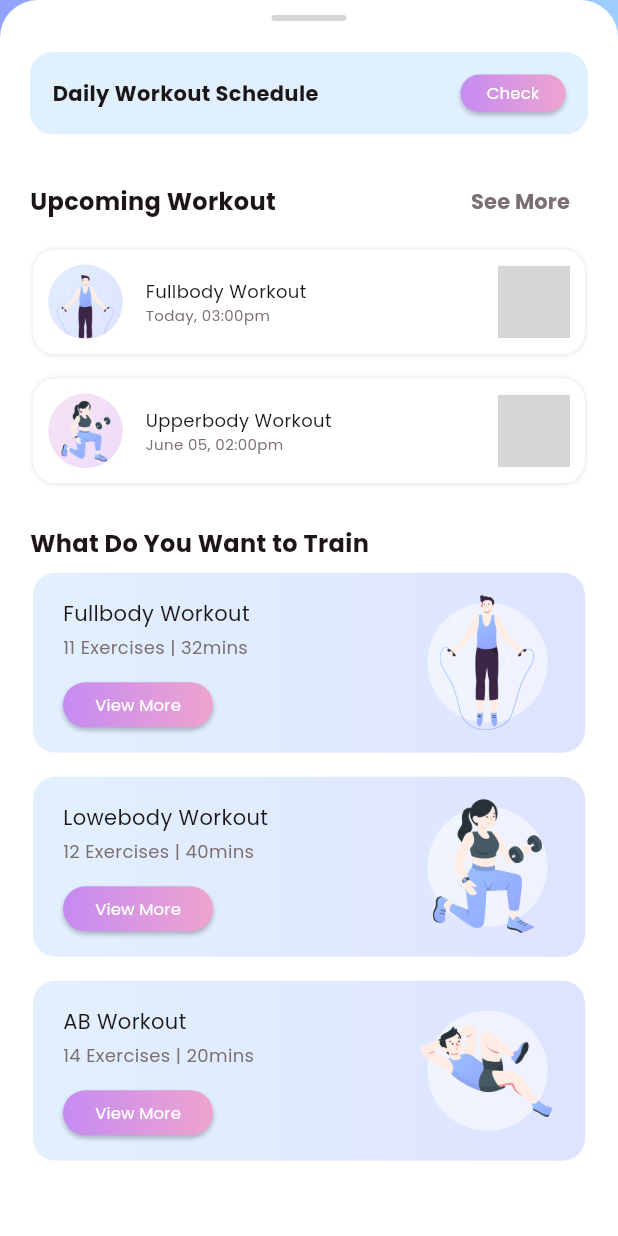
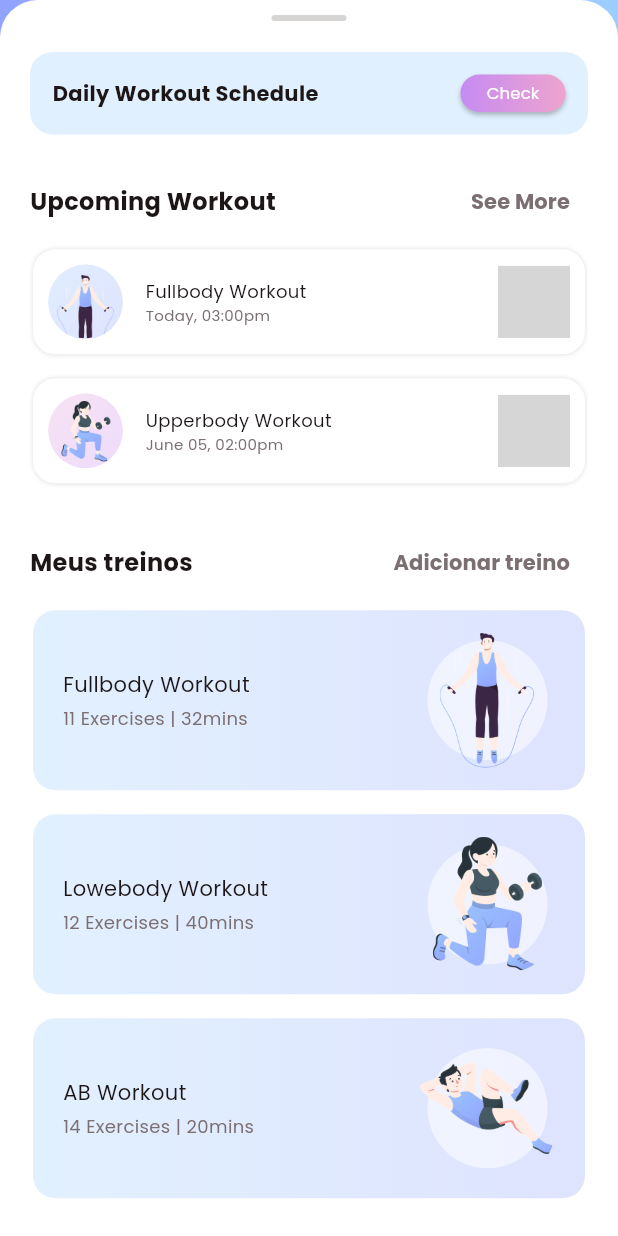
Before and after one commit to JoaoVictorCarvalho-DEV/FitnessApp, a Flutter app: the ActivityScreen screen opened directly, scrolled down 229 dp, on a phone screen of 412 x 824 dp. Run offline on Flutter 3.47's test engine with Material 3 defaults, Android fonts, the light colour scheme and no system bars; drawn by our look-alikes of fl_chart; our stand-ins replace animated_toggle_switch, carousel_slider, readmore, scrollable_positioned_list, simple_circular_progress_bar; missing offline and left inert: dotted_dashed_line, simple_animation_progress_bar; key blocks and very long unbroken strings in the code were emptied for the run; grey boxes are pictures that could not be loaded.

Commit message:
style: criacao de meus_treinos_row widget

```diff
--- a/lib/view/activity/activity_screen.dart
+++ b/lib/view/activity/activity_screen.dart
@@ -1,6 +1,7 @@
 import 'package:myfitapp/utils/app_colors.dart';
 import 'package:myfitapp/view/activity/widgets/upcoming_workout_row.dart';
 import 'package:myfitapp/view/activity/widgets/what_train_row.dart';
+import 'package:myfitapp/view/activity/widgets/meus_treinos_row.dart';
 import 'package:fl_chart/fl_chart.dart';
 import 'package:flutter/material.dart';
 
@@ -307,6 +308,48 @@ class _ActivityScreenState extends State<ActivityScreen> {
                     mainAxisAlignment: MainAxisAlignment.spaceBetween,
                     children: [
                       Text(
+                        "Meus treinos",
+                        style: TextStyle(
+                          color: AppColors.blackColor,
+                          fontSize: 16,
+                          fontWeight: FontWeight.w700,
+                        ),
+                      ),
+                      TextButton(
+                        onPressed: () {
+                          print('Adicionar treino agora...');
+                        },
+                        child: Text(
+                          "Adicionar treino",
+                          style: TextStyle(
+                            color: AppColors.grayColor,
+                            fontSize: 14,
+                            fontWeight: FontWeight.w700,
+                          ),
+                        ),
+                      ),
+                    ],
+                  ),
+                  ListView.builder(
+                    padding: EdgeInsets.zero,
+                    physics: const NeverScrollableScrollPhysics(),
+                    shrinkWrap: true,
+                    itemCount: whatArr.length,
+                    itemBuilder: (context, index) {
+                      var wObj = whatArr[index] as Map? ?? {};
+                      return InkWell(
+                        onTap: () {
+                          print('Levar para a área interna do treino');
+                        },
+                        child: MeusTreinosRow(wObj: wObj),
+                      );
+                    },
+                  ),
+                  SizedBox(height: media.width * 0.05),
+                  Row(
+                    mainAxisAlignment: MainAxisAlignment.spaceBetween,
+                    children: [
+                      Text(
                         "What Do You Want to Train",
                         style: TextStyle(
                           color: AppColors.blackColor,
--- /dev/null
+++ b/lib/view/activity/widgets/meus_treinos_row.dart
@@ -0,0 +1,83 @@
+import 'package:myfitapp/utils/app_colors.dart';
+import 'package:flutter/cupertino.dart';
+
+import '../../../common_widgets/round_button.dart';
+
+class MeusTreinosRow extends StatelessWidget {
+  final Map wObj;
+  const MeusTreinosRow({Key? key, required this.wObj}) : super(key: key);
+
+  @override
+  Widget build(BuildContext context) {
+    return Container(
+        margin: const EdgeInsets.symmetric(vertical: 8, horizontal: 2),
+        decoration: BoxDecoration(
+          color: AppColors.whiteColor,
+          borderRadius: BorderRadius.circular(15),
+        ),
+        child: Container(
+          padding: const EdgeInsets.symmetric(vertical: 15, horizontal: 20),
+          decoration: BoxDecoration(
+            gradient: LinearGradient(colors: [
+              AppColors.primaryColor2.withOpacity(0.3),
+              AppColors.primaryColor1.withOpacity(0.3)
+            ]),
+            borderRadius: BorderRadius.circular(15),
+          ),
+          child: Row(
+            children: [
+              Expanded(
+                child: Column(
+                  crossAxisAlignment: CrossAxisAlignment.start,
+                  children: [
+                    Text(
+                      wObj["title"].toString(),
+                      style: TextStyle(
+                          color: AppColors.blackColor,
+                          fontSize: 14,
+                          fontWeight: FontWeight.w500),
+                    ),
+                    const SizedBox(
+                      height: 4,
+                    ),
+                    Text(
+                      "${wObj["exercises"].toString()} | ${ wObj["time"].toString() }" ,
+                      style: TextStyle(
+                        color: AppColors.grayColor,
+                        fontSize: 12,
+                      ),
+                    ),
+
+                  ],
+                ),
+              ),
+              const SizedBox(
+                width: 15,
+              ),
+              Stack(
+                alignment: Alignment.center,
+                children: [
+                  Container(
+                    width: 80,
+                    height: 80,
+                    decoration: BoxDecoration(
+                      color: AppColors.whiteColor.withOpacity(0.54),
+                      borderRadius: BorderRadius.circular(40),
+                    ),
+                  ),
+                  ClipRRect(
+                    borderRadius: BorderRadius.circular(30),
+                    child: Image.asset(
+                      wObj["image"].toString(),
+                      width: 90,
+                      height: 90,
+                      fit: BoxFit.contain,
+                    ),
+                  ),
+                ],
+              ),
+            ],
+          ),
+        ));
+  }
+}
```
